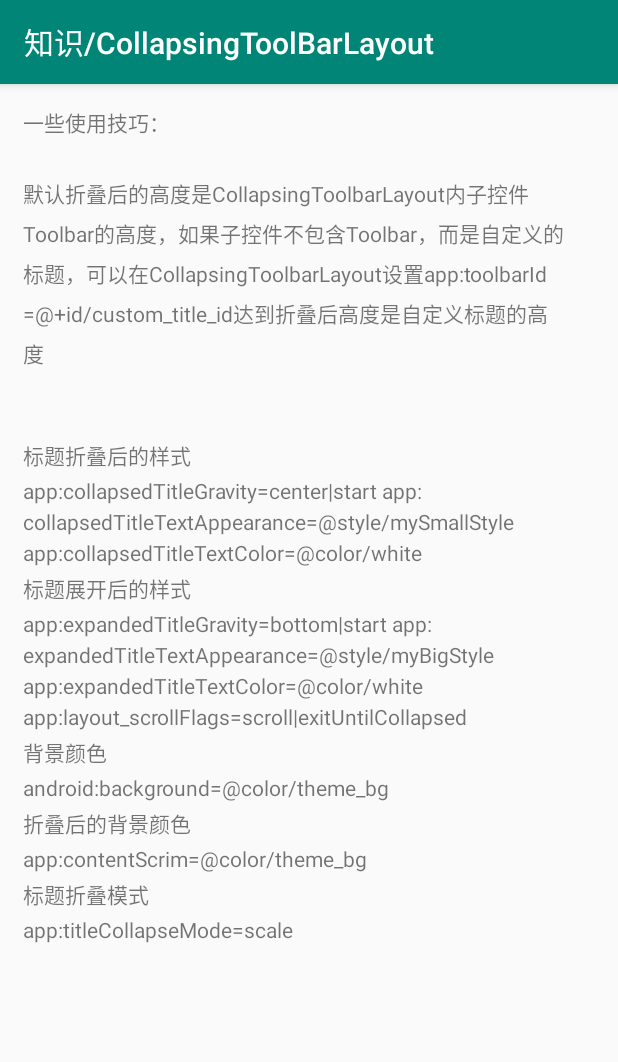
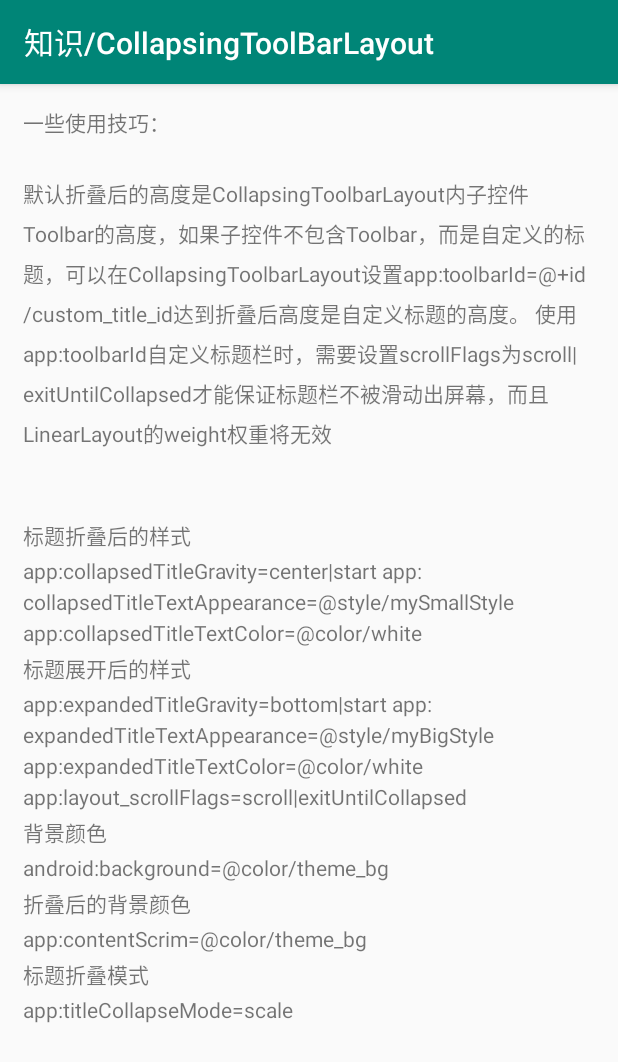
Before and after one commit to duxl/CoordinatorDemo, an Android app: the CollapsingToolBarLayoutDescribeActivity screen opened directly, with no data from a screen before it, on a phone screen of 412 x 824 dp. Shown: the top 1062 px of the screen. Run offline under Robolectric (Android 15) with nearby library versions, the phone set to English and light mode, and no system bars; our stand-ins replace ButterKnife.

Commit message:
增加CollapsingToolbarLayout说明

```diff
--- a/app/src/main/res/values/strings.xml
+++ b/app/src/main/res/values/strings.xml
@@ -66,7 +66,8 @@ Children can specify CoordinatorLayout.LayoutParams.insetEdge to describe how th
         </p>
 
         <p>
-            默认折叠后的高度是CollapsingToolbarLayout内子控件Toolbar的高度，如果子控件不包含Toolbar，而是自定义的标题，可以在CollapsingToolbarLayout设置app:toolbarId="@+id/custom_title_id"达到折叠后高度是自定义标题的高度
+            默认折叠后的高度是CollapsingToolbarLayout内子控件Toolbar的高度，如果子控件不包含Toolbar，而是自定义的标题，可以在CollapsingToolbarLayout设置app:toolbarId="@+id/custom_title_id"达到折叠后高度是自定义标题的高度。
+            使用app:toolbarId自定义标题栏时，需要设置scrollFlags为"scroll|exitUntilCollapsed"才能保证标题栏不被滑动出屏幕，而且LinearLayout的weight权重将无效
         </p>
 
         <p>
```
